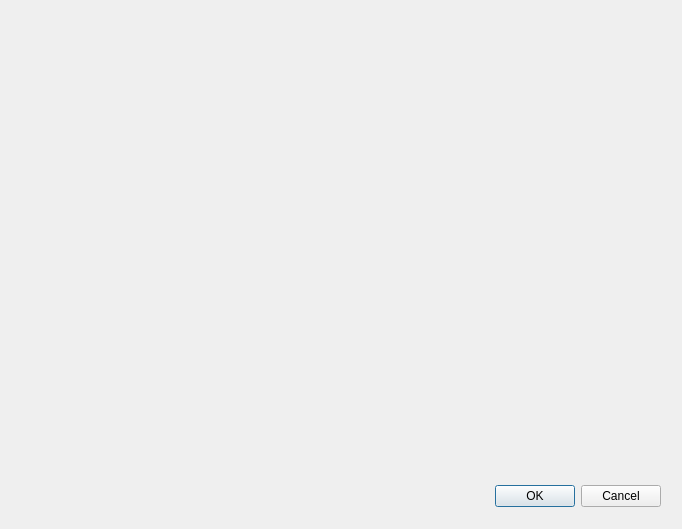
Before: the Qt Designer form ui/dialog_category.ui in jwjulien/inventory, drawn with Qt 5.
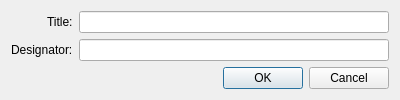
After: the same form once the commit is applied.

Diff of the .ui file:
```diff
--- a/ui/dialog_category.ui
+++ b/ui/dialog_category.ui
@@ -6,29 +6,59 @@
    <rect>
     <x>0</x>
     <y>0</y>
-    <width>682</width>
-    <height>529</height>
+    <width>400</width>
+    <height>98</height>
    </rect>
   </property>
   <property name="windowTitle">
    <string>Dialog</string>
   </property>
-  <widget class="QDialogButtonBox" name="buttonBox">
-   <property name="geometry">
-    <rect>
-     <x>320</x>
-     <y>480</y>
-     <width>341</width>
-     <height>32</height>
-    </rect>
+  <layout class="QFormLayout" name="formLayout">
+   <property name="labelAlignment">
+    <set>Qt::AlignRight|Qt::AlignTrailing|Qt::AlignVCenter</set>
    </property>
-   <property name="orientation">
-    <enum>Qt::Horizontal</enum>
-   </property>
-   <property name="standardButtons">
-    <set>QDialogButtonBox::Cancel|QDialogButtonBox::Ok</set>
-   </property>
-  </widget>
+   <item row="0" column="0">
+    <widget class="QLabel" name="lbl_title">
+     <property name="text">
+      <string>Title:</string>
+     </property>
+    </widget>
+   </item>
+   <item row="0" column="1">
+    <widget class="QLineEdit" name="title">
+     <property name="maxLength">
+      <number>50</number>
+     </property>
+     <property name="frame">
+      <bool>true</bool>
+     </property>
+    </widget>
+   </item>
+   <item row="1" column="0">
+    <widget class="QLabel" name="lbl_designator">
+     <property name="text">
+      <string>Designator:</string>
+     </property>
+    </widget>
+   </item>
+   <item row="1" column="1">
+    <widget class="QLineEdit" name="designator">
+     <property name="maxLength">
+      <number>10</number>
+     </property>
+    </widget>
+   </item>
+   <item row="2" column="0" colspan="2">
+    <widget class="QDialogButtonBox" name="buttonBox">
+     <property name="orientation">
+      <enum>Qt::Horizontal</enum>
+     </property>
+     <property name="standardButtons">
+      <set>QDialogButtonBox::Cancel|QDialogButtonBox::Ok</set>
+     </property>
+    </widget>
+   </item>
+  </layout>
  </widget>
  <resources/>
  <connections>
```
Left out of the diff: 8 changed lines with no effect on the pictures.
